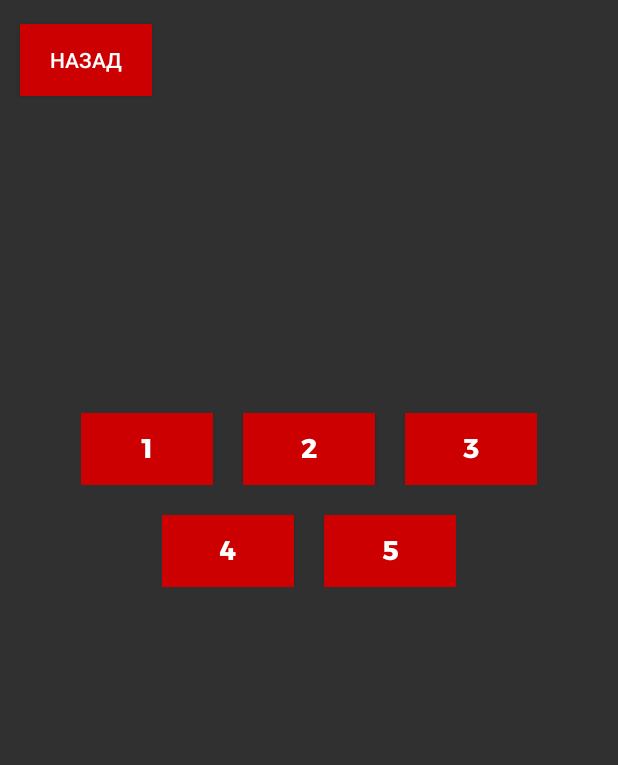
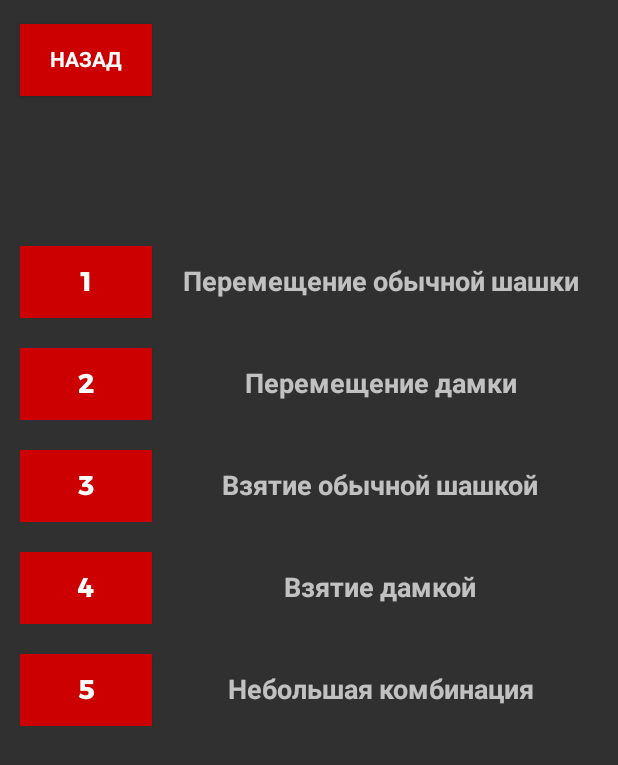
Before and after one commit to MrOmichov/Draughts, an Android app: the ExActivity screen opened directly, with no data from a screen before it, on a phone screen of 412 x 824 dp. Shown: the top 765 px of the screen. Run offline under Robolectric (Android 15) with nearby library versions, the phone set to English and light mode, and no system bars.

Commit message:
Changes in design Commit

```diff
--- a/app/src/main/res/layout/activity_bot.xml
+++ b/app/src/main/res/layout/activity_bot.xml
@@ -14,6 +14,7 @@
         android:layout_marginStart="13dp"
         android:layout_marginTop="16dp"
         android:background="@android:color/holo_red_dark"
+        android:fontFamily="@font/montserrat_alternates_bold"
         android:text="Назад"
         app:layout_constraintStart_toStartOf="parent"
         app:layout_constraintTop_toTopOf="parent" />
--- a/app/src/main/res/layout/activity_ex.xml
+++ b/app/src/main/res/layout/activity_ex.xml
@@ -13,6 +13,7 @@
         android:layout_marginStart="13dp"
         android:layout_marginTop="16dp"
         android:background="@android:color/holo_red_dark"
+        android:fontFamily="@font/montserrat_alternates_bold"
         android:text="Назад"
         app:layout_constraintStart_toStartOf="parent"
         app:layout_constraintTop_toTopOf="parent" />
@@ -21,11 +22,16 @@
         android:id="@+id/linearLayout"
         android:layout_width="wrap_content"
         android:layout_height="wrap_content"
-        android:layout_marginTop="275dp"
-        android:orientation="horizontal"
-        app:layout_constraintEnd_toEndOf="parent"
+        android:layout_marginStart="13dp"
+        android:layout_marginTop="100dp"
+        android:orientation="vertical"
         app:layout_constraintStart_toStartOf="parent"
-        app:layout_constraintTop_toTopOf="parent">
+        app:layout_constraintTop_toBottomOf="@+id/back">
+
+        <LinearLayout
+            android:layout_width="wrap_content"
+            android:layout_height="wrap_content"
+            android:orientation="horizontal">
 
             <androidx.appcompat.widget.AppCompatButton
                 android:id="@+id/btn1"
@@ -39,11 +45,28 @@
                 android:textColor="#FFFFFF"
                 android:textSize="18sp" />
 
+            <TextView
+                android:id="@+id/textView13"
+                android:layout_width="wrap_content"
+                android:layout_height="wrap_content"
+                android:layout_weight="1"
+                android:fontFamily="@font/montserrat_alternates_bold"
+                android:text="Перемещение обычной шашки"
+                android:textAlignment="center"
+                android:textSize="18sp" />
+
+        </LinearLayout>
+
+        <LinearLayout
+            android:layout_width="match_parent"
+            android:layout_height="match_parent"
+            android:layout_marginTop="20dp"
+            android:orientation="horizontal">
+
             <androidx.appcompat.widget.AppCompatButton
                 android:id="@+id/btn2"
                 android:layout_width="wrap_content"
                 android:layout_height="wrap_content"
-            android:layout_marginTop="0dp"
                 android:layout_marginEnd="20dp"
                 android:background="@android:color/holo_red_dark"
                 android:fontFamily="@font/montserrat_alternates_bold"
@@ -52,36 +75,57 @@
                 android:textColor="#FFFFFF"
                 android:textSize="18sp" />
 
+            <TextView
+                android:id="@+id/textView14"
+                android:layout_width="wrap_content"
+                android:layout_height="wrap_content"
+                android:layout_weight="1"
+                android:fontFamily="@font/montserrat_alternates_bold"
+                android:text="Перемещение дамки"
+                android:textAlignment="center"
+                android:textSize="18sp" />
+        </LinearLayout>
+
+        <LinearLayout
+            android:layout_width="match_parent"
+            android:layout_height="match_parent"
+            android:layout_marginTop="20dp"
+            android:orientation="horizontal">
+
             <androidx.appcompat.widget.AppCompatButton
                 android:id="@+id/btn3"
-            android:layout_width="match_parent"
+                android:layout_width="wrap_content"
                 android:layout_height="wrap_content"
-            android:layout_marginTop="0dp"
-            android:layout_marginEnd="0dp"
+                android:layout_marginEnd="20dp"
                 android:background="@android:color/holo_red_dark"
                 android:fontFamily="@font/montserrat_alternates_bold"
                 android:onClick="StartLevel"
                 android:text="3"
                 android:textColor="#FFFFFF"
                 android:textSize="18sp" />
+
+            <TextView
+                android:id="@+id/textView15"
+                android:layout_width="wrap_content"
+                android:layout_height="wrap_content"
+                android:layout_weight="1"
+                android:fontFamily="@font/montserrat_alternates_bold"
+                android:text="Взятие обычной шашкой"
+                android:textAlignment="center"
+                android:textSize="18sp" />
         </LinearLayout>
 
         <LinearLayout
-        android:layout_width="wrap_content"
-        android:layout_height="wrap_content"
+            android:layout_width="match_parent"
+            android:layout_height="match_parent"
             android:layout_marginTop="20dp"
-        android:orientation="horizontal"
-        app:layout_constraintEnd_toEndOf="parent"
-        app:layout_constraintStart_toStartOf="parent"
-        app:layout_constraintTop_toBottomOf="@+id/linearLayout">
+            android:orientation="horizontal">
 
             <androidx.appcompat.widget.AppCompatButton
                 android:id="@+id/btn4"
                 android:layout_width="wrap_content"
                 android:layout_height="wrap_content"
-            android:layout_marginTop="0dp"
                 android:layout_marginEnd="20dp"
-            android:layout_weight="1"
                 android:background="@android:color/holo_red_dark"
                 android:fontFamily="@font/montserrat_alternates_bold"
                 android:onClick="StartLevel"
@@ -89,18 +133,46 @@
                 android:textColor="#FFFFFF"
                 android:textSize="18sp" />
 
+            <TextView
+                android:id="@+id/textView16"
+                android:layout_width="wrap_content"
+                android:layout_height="wrap_content"
+                android:layout_weight="1"
+                android:fontFamily="@font/montserrat_alternates_bold"
+                android:text="Взятие дамкой"
+                android:textAlignment="center"
+                android:textSize="18sp" />
+        </LinearLayout>
+
+        <LinearLayout
+            android:layout_width="match_parent"
+            android:layout_height="match_parent"
+            android:layout_marginTop="20dp"
+            android:orientation="horizontal">
+
             <androidx.appcompat.widget.AppCompatButton
                 android:id="@+id/btn5"
                 android:layout_width="wrap_content"
                 android:layout_height="wrap_content"
-            android:layout_marginEnd="0dp"
-            android:layout_weight="1"
+                android:layout_marginEnd="20dp"
                 android:background="@android:color/holo_red_dark"
                 android:fontFamily="@font/montserrat_alternates_bold"
                 android:onClick="StartLevel"
                 android:text="5"
                 android:textColor="#FFFFFF"
                 android:textSize="18sp" />
+
+            <TextView
+                android:id="@+id/textView17"
+                android:layout_width="wrap_content"
+                android:layout_height="wrap_content"
+                android:layout_weight="1"
+                android:fontFamily="@font/montserrat_alternates_bold"
+                android:text="Небольшая комбинация"
+                android:textAlignment="center"
+                android:textSize="18sp" />
+        </LinearLayout>
+
     </LinearLayout>
 
 </androidx.constraintlayout.widget.ConstraintLayout>
--- a/app/src/main/res/layout/activity_level.xml
+++ b/app/src/main/res/layout/activity_level.xml
@@ -13,6 +13,7 @@
         android:layout_marginStart="13dp"
         android:layout_marginTop="16dp"
         android:background="@android:color/holo_red_dark"
+        android:fontFamily="@font/montserrat_alternates_bold"
         android:text="Назад"
         app:layout_constraintStart_toStartOf="parent"
         app:layout_constraintTop_toTopOf="parent" />
--- a/app/src/main/res/layout/activity_main.xml
+++ b/app/src/main/res/layout/activity_main.xml
@@ -15,6 +15,7 @@
         android:layout_marginStart="13dp"
         android:layout_marginTop="16dp"
         android:background="@android:color/holo_red_dark"
+        android:fontFamily="@font/montserrat_alternates_bold"
         android:text="Назад"
         app:layout_constraintStart_toStartOf="parent"
         app:layout_constraintTop_toTopOf="parent" />
```
Also changed, not shown: app/src/main/java/com/example/myapplication/BotActivity.java (+61 -102 lines), app/src/main/res/drawable/dot_choice.png, app/src/main/res/drawable/draught_black.png, app/src/main/res/drawable/draught_black_king.png, app/src/main/res/drawable/draughts_board.jpg. Lines whose indentation alone changed are shown as unchanged.
